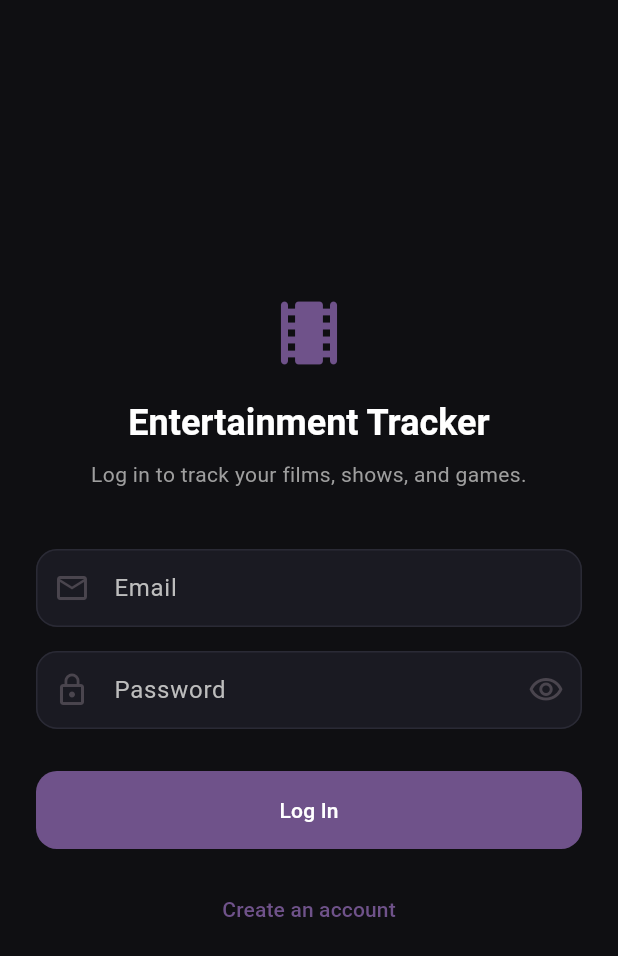
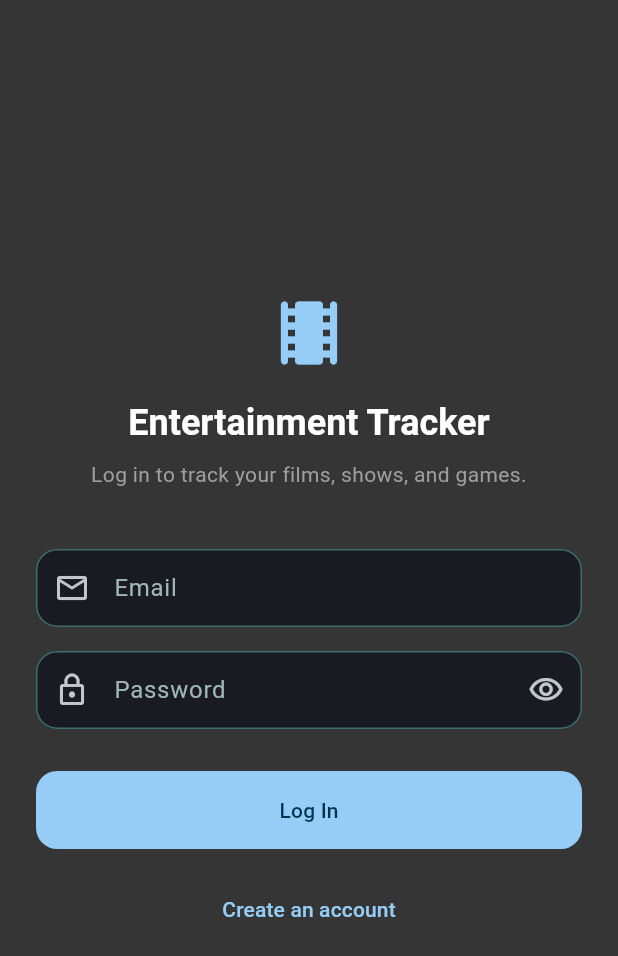
Before and after one commit to Ratib05/Entertainment_tracker_project, a Flutter app: the screen it shows after launch, on a phone screen of 412 x 824 dp. Shown: the top 956 px of the screen. Run offline on Flutter 3.47's test engine with Material 3 defaults, Android fonts, the phone set to English and light mode, and no system bars; our stand-ins replace dio, supabase_flutter; accounts and stored records are empty.

Commit message:
Theme changed

```diff
--- a/frontend/lib/main.dart
+++ b/frontend/lib/main.dart
@@ -3,10 +3,11 @@ import 'package:provider/provider.dart';
 import 'package:supabase_flutter/supabase_flutter.dart';
 
 import 'screens/login_screen.dart';
-import 'theme/app_theme.dart';
+import 'screens/tracker_shell.dart';
 import 'services/api_service.dart';
 import 'providers/auth_provider.dart';
 import 'providers/entertainment_provider.dart';
+import 'providers/theme_provider.dart';
 
 Future<void> main() async {
   WidgetsFlutterBinding.ensureInitialized();
@@ -40,12 +41,20 @@ class ReelLogApp extends StatelessWidget {
           create: (context) => EntertainmentProvider(apiService),
           update: (context, authProvider, previous) => EntertainmentProvider(apiService),
         ),
+        ChangeNotifierProvider(create: (_) => ThemeProvider()),
       ],
-      child: MaterialApp(
-        title: 'Entertainment tracker',
-        debugShowCheckedModeBanner: false,
-        theme: AppTheme.light(),
-        home: const LoginScreen(),
+      child: Consumer<ThemeProvider>(
+        builder: (context, themeProvider, _) {
+          return MaterialApp(
+            title: 'Entertainment tracker',
+            debugShowCheckedModeBanner: false,
+            theme: themeProvider.themeData,
+            home: const LoginScreen(),
+            routes: {
+              '/tracker': (context) => const TrackerShell(),
+            },
+          );
+        },
       ),
     );
   }
--- a/frontend/lib/providers/entertainment_provider.dart
+++ b/frontend/lib/providers/entertainment_provider.dart
@@ -22,7 +22,7 @@ class EntertainmentProvider extends ChangeNotifier {
 
     try {
       final response = await _apiService.getAllEntertainment();
-      _entertainments = (response as List).cast<Map<String, dynamic>>()
+      _entertainments = response
           .map((item) => Entertainment.fromJson(item))
           .toList();
     } catch (e) {
--- /dev/null
+++ b/frontend/lib/providers/theme_provider.dart
@@ -0,0 +1,22 @@
+import 'package:flutter/material.dart';
+import '../models/tracker_mode.dart';
+import '../theme/app_theme.dart';
+
+class ThemeProvider extends ChangeNotifier {
+  TrackerMode _mode = TrackerMode.movies;
+
+  TrackerMode get mode => _mode;
+
+  ThemeData get themeData {
+    return _mode == TrackerMode.movies
+        ? AppTheme.dark()
+        : AppTheme.light();
+  }
+
+  void setMode(TrackerMode mode) {
+    if (_mode != mode) {
+      _mode = mode;
+      notifyListeners();
+    }
+  }
+}
--- a/frontend/lib/theme/app_theme.dart
+++ b/frontend/lib/theme/app_theme.dart
@@ -4,18 +4,27 @@ import 'package:flutter/material.dart';
 /// This class defines colors, typography, component styling, and other
 /// visual properties to maintain a consistent design system.
 class AppTheme {
-  /// Primary seed color used for Material 3 color scheme generation.
-  /// Purple (0xFF9333EA) serves as the base for all derived colors.
-  static const _seedColor = Color(0xFF9333EA);
+  // Dark theme palette (Movies)
+  static const _graphite = Color(0xFF353535);
+  static const _stormyTeal = Color(0xFF3C6E71);
+  static const _ashGrey = Color(0xFF9EB7B8);
+  static const _alabasterGrey = Color(0xFFD9D9D9);
+  static const _yaleBlue = Color(0xFF284B63);
 
-  /// light() creates a Material 3 theme with a light color scheme.
-  /// Note: Despite "light()" naming, this theme uses a dark background
-  /// (very dark gray #0F0F12) for a dark-mode aesthetic.
-  static ThemeData light() {
-    // Generate a complete Material 3 color scheme from the seed color
+  // Light theme palette (Games)
+  static const _magentaBloom = Color(0xFFDB2763);
+  static const _yellowGreen = Color(0xFFB0DB43);
+  static const _neonIce = Color(0xFF12EAEA);
+  static const _icyBlue = Color(0xFFBCE7FD);
+  static const _lilac = Color(0xFFC492B1);
+
+  /// dark() creates a dark Material 3 theme for movie mode.
+  /// Features a dark background with Yale Blue accents.
+  static ThemeData dark() {
+    // Use Yale Blue as the primary seed color for dark theme
     final colorScheme = ColorScheme.fromSeed(
-      seedColor: _seedColor,
-      brightness: Brightness.light,
+      seedColor: _yaleBlue,
+      brightness: Brightness.dark,
     );
 
     return ThemeData(
@@ -24,75 +33,56 @@ class AppTheme {
       colorScheme: colorScheme,
 
       // ========== SCAFFOLD & BACKGROUND ==========
-      // Dark background color for the main content area
-      scaffoldBackgroundColor: const Color(0xFF0F0F12),
+      // Graphite background for movie mode
+      scaffoldBackgroundColor: _graphite,
 
       // ========== APP BAR STYLING ==========
       appBarTheme: AppBarTheme(
-        // Title aligned to the left (not centered)
         centerTitle: false,
-        // Remove drop shadow below app bar
         elevation: 0,
-        // Remove shadow when content scrolls under app bar
         scrolledUnderElevation: 0,
-        // Match scaffold background for seamless appearance
-        backgroundColor: const Color(0xFF0F0F12),
-        // Text/icon color in the app bar (white for dark background)
-        foregroundColor: Colors.white,
+        backgroundColor: _graphite,
+        foregroundColor: _alabasterGrey,
       ),
 
       // ========== FLOATING ACTION BUTTON STYLING ==========
       floatingActionButtonTheme: FloatingActionButtonThemeData(
-        // Use primary color from generated color scheme
-        backgroundColor: colorScheme.primary,
-        // Text/icon color inside the FAB
-        foregroundColor: colorScheme.onPrimary,
-        // Slight shadow for depth
+        backgroundColor: _yaleBlue,
+        foregroundColor: _alabasterGrey,
         elevation: 2,
       ),
 
       // ========== INPUT FIELD STYLING ==========
       inputDecorationTheme: InputDecorationTheme(
-        // Fill the input field with a background color
         filled: true,
-        // Slightly lighter dark color for input fields
         fillColor: const Color(0xFF1A1A22),
-        // Label text color (light gray)
-        labelStyle: TextStyle(color: Colors.grey.shade400),
+        labelStyle: const TextStyle(color: _ashGrey),
 
-        // Default/idle state border
         border: OutlineInputBorder(
           borderRadius: BorderRadius.circular(14),
-          borderSide: const BorderSide(color: Color(0xFF2A2A35)),
+          borderSide: const BorderSide(color: _stormyTeal),
         ),
 
-        // Border when field is enabled but not focused
         enabledBorder: OutlineInputBorder(
           borderRadius: BorderRadius.circular(14),
-          borderSide: const BorderSide(color: Color(0xFF2A2A35)),
+          borderSide: const BorderSide(color: _stormyTeal),
         ),
 
-        // Border when field is focused (active)
         focusedBorder: OutlineInputBorder(
           borderRadius: BorderRadius.circular(14),
-          // Highlight with primary color and thicker border
-          borderSide: BorderSide(color: colorScheme.primary, width: 2),
+          borderSide: const BorderSide(color: _yaleBlue, width: 2),
         ),
 
-        // Padding inside the input field for text/icons
         contentPadding: const EdgeInsets.symmetric(horizontal: 16, vertical: 14),
       ),
 
       // ========== CARD STYLING ==========
       cardTheme: CardThemeData(
-        // Remove drop shadow
         elevation: 0,
-        // Dark background matching input fields
         color: const Color(0xFF1A1A22),
-        // Rounded corners with subtle border
         shape: RoundedRectangleBorder(
           borderRadius: BorderRadius.circular(16),
-          side: const BorderSide(color: Color(0xFF2A2A35)),
+          side: const BorderSide(color: _stormyTeal),
         ),
       ),
 
@@ -117,4 +107,91 @@ class AppTheme {
       ),
     );
   }
+
+  /// light() creates a light Material 3 theme for game mode.
+  /// Features a light background with vibrant accent colors.
+  static ThemeData light() {
+    // Use Neon Ice as the primary seed color for light theme
+    final colorScheme = ColorScheme.fromSeed(
+      seedColor: _neonIce,
+      brightness: Brightness.light,
+    );
+
+    return ThemeData(
+      useMaterial3: true,
+      colorScheme: colorScheme,
+
+      // ========== SCAFFOLD & BACKGROUND ==========
+      // Alabaster Grey background for game mode
+      scaffoldBackgroundColor: _alabasterGrey,
+
+      // ========== APP BAR STYLING ==========
+      appBarTheme: AppBarTheme(
+        centerTitle: false,
+        elevation: 0,
+        scrolledUnderElevation: 0,
+        backgroundColor: _alabasterGrey,
+        foregroundColor: _graphite,
+      ),
+
+      // ========== FLOATING ACTION BUTTON STYLING ==========
+      // Icy Blue for FAB
+      floatingActionButtonTheme: FloatingActionButtonThemeData(
+        backgroundColor: _icyBlue,
+        foregroundColor: _graphite,
+        elevation: 2,
+      ),
+
+      // ========== INPUT FIELD STYLING ==========
+      // Lilac borders for input fields
+      inputDecorationTheme: InputDecorationTheme(
+        filled: true,
+        fillColor: Colors.white,
+        labelStyle: const TextStyle(color: _yellowGreen),
+
+        border: OutlineInputBorder(
+          borderRadius: BorderRadius.circular(14),
+          borderSide: const BorderSide(color: _lilac),
+        ),
+
+        enabledBorder: OutlineInputBorder(
+          borderRadius: BorderRadius.circular(14),
+          borderSide: const BorderSide(color: _lilac),
+        ),
+
+        focusedBorder: OutlineInputBorder(
+          borderRadius: BorderRadius.circular(14),
+          borderSide: const BorderSide(color: _magentaBloom, width: 2),
+        ),
+
+        contentPadding: const EdgeInsets.symmetric(horizontal: 16, vertical: 14),
+      ),
+
+      // ========== CARD STYLING ==========
+      // Neon Ice borders for cards
+      cardTheme: CardThemeData(
+        elevation: 0,
+        color: Colors.white,
+        shape: RoundedRectangleBorder(
+          borderRadius: BorderRadius.circular(16),
+          side: const BorderSide(color: _neonIce, width: 2),
+        ),
+      ),
+
+      // ========== TEXT STYLING ==========
+      textTheme: Typography.blackMountainView,
+
+      // ========== SEGMENTED BUTTON STYLING ==========
+      segmentedButtonTheme: SegmentedButtonThemeData(
+        style: ButtonStyle(
+          foregroundColor: WidgetStateProperty.resolveWith((states) {
+            if (states.contains(WidgetState.selected)) {
+              return _magentaBloom;
+            }
+            return _lilac;
+          }),
+        ),
+      ),
+    );
+  }
 }
--- a/frontend/lib/utils/password_policy.dart
+++ b/frontend/lib/utils/password_policy.dart
@@ -9,7 +9,7 @@ class PasswordPolicy {
   static bool hasUppercase(String password) => password.contains(RegExp(r'[A-Z]'));
   static bool hasNumber(String password) => password.contains(RegExp(r'[0-9]'));
   static bool hasSpecialChar(String password) =>
-      password.contains(RegExp(r'[!@#$%^&*()_+\-=\[\]{};:\'",.<>?]'));
+      password.contains(RegExp(r"[!@#$%^&*()_+\-=\[\]{};:',.<>?]"));
 
   static bool isValid(String password) =>
       hasMinLength(password) &&
```
Also changed, not shown: frontend/lib/screens/tracker_shell.dart (+9 -6 lines).
